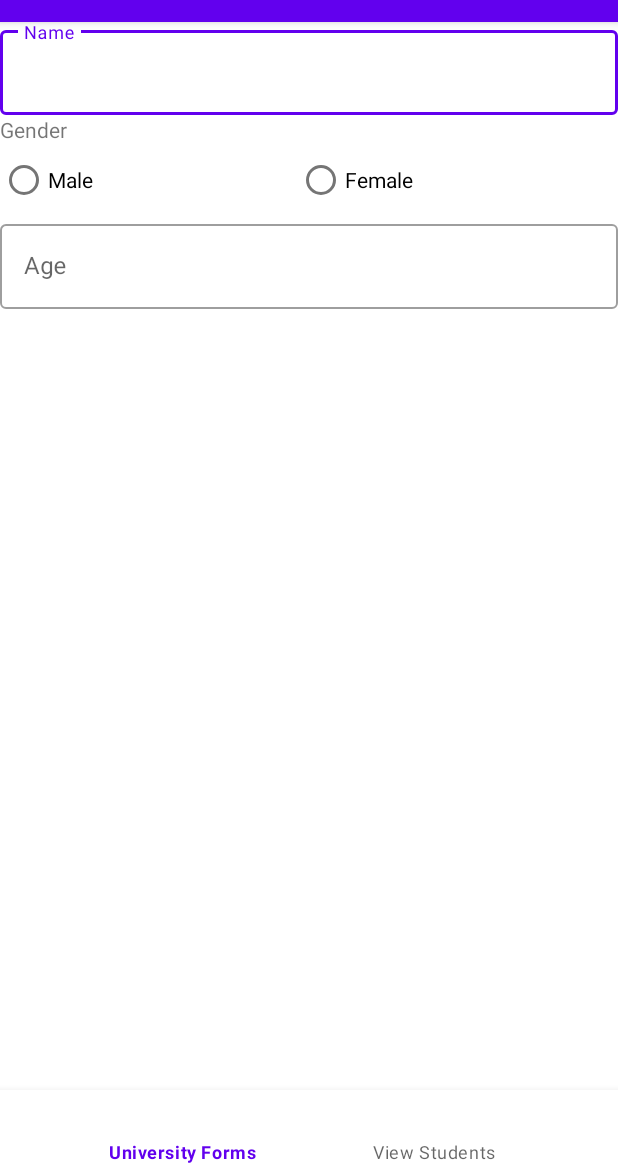
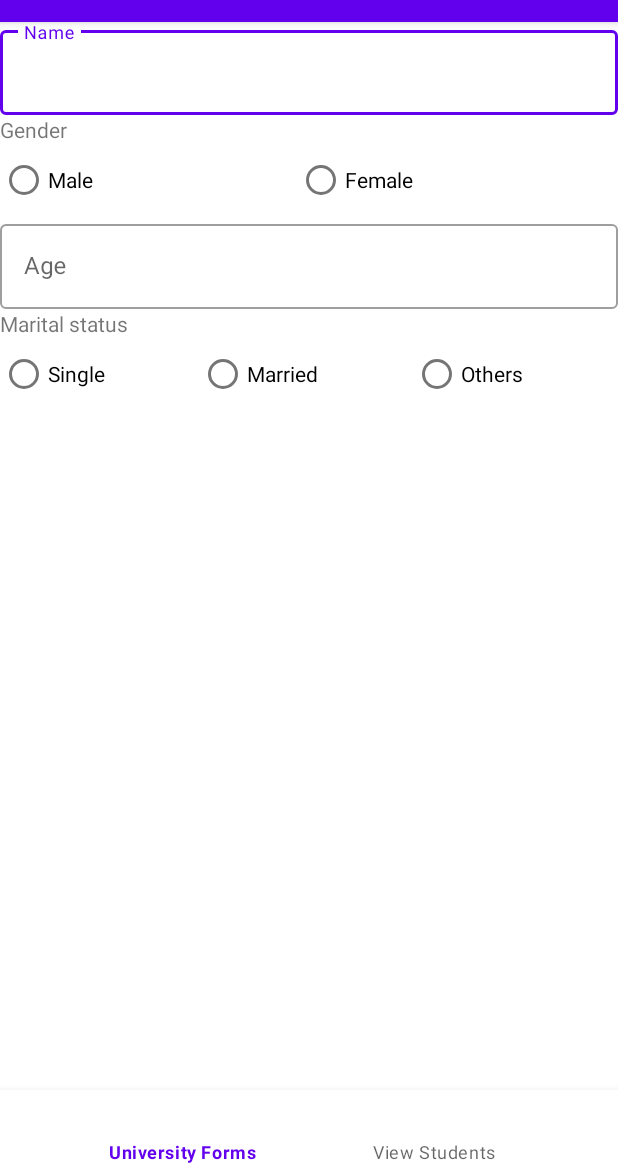
Before and after one commit to JAPHETHNYARANGA/Tenakata, an Android app: the screen it shows after launch once a user with an empty profile is signed in (MainActivity), on a phone screen of 412 x 824 dp, the part 62-1236 px from its top. Run offline under Robolectric (Android 15) with nearby library versions, the phone set to English and light mode, and no system bars; our stand-ins replace Firebase (no records; nobody signed in at launch, a user with empty details on screens opened directly), navigation-ui; 1 statement that could not run was skipped.

Commit message:
Added marital status radio buttons

```diff
--- a/app/src/main/res/layout/fragment_form_fragnment.xml
+++ b/app/src/main/res/layout/fragment_form_fragnment.xml
@@ -51,6 +51,32 @@
                android:layout_height="wrap_content"
                android:inputType="number"/>
        </com.google.android.material.textfield.TextInputLayout>
+
+       <TextView
+           android:layout_width="match_parent"
+           android:layout_height="wrap_content"
+           android:text="Marital status" />
+
+       <RadioGroup
+           android:layout_width="match_parent"
+           android:layout_height="wrap_content"
+           android:orientation="horizontal">
+           <RadioButton
+               android:layout_width="wrap_content"
+               android:layout_height="wrap_content"
+               android:layout_weight="1"
+               android:text="Single" />
+           <RadioButton
+               android:layout_width="wrap_content"
+               android:layout_height="wrap_content"
+               android:layout_weight="1"
+               android:text="Married" />
+           <RadioButton
+               android:layout_width="wrap_content"
+               android:layout_height="wrap_content"
+               android:layout_weight="1"
+               android:text="Others" />
+       </RadioGroup>
    </LinearLayout>
 
 </RelativeLayout>
```
